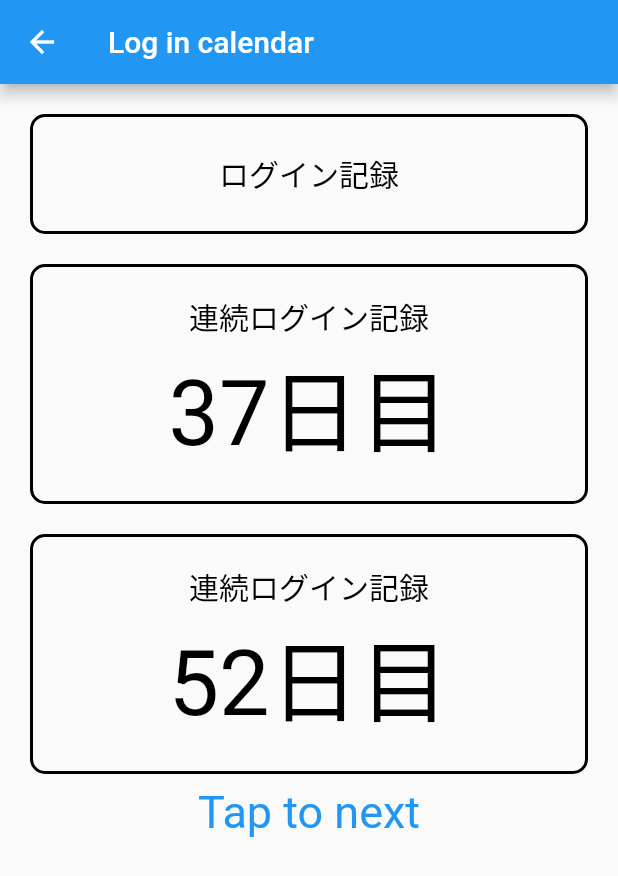
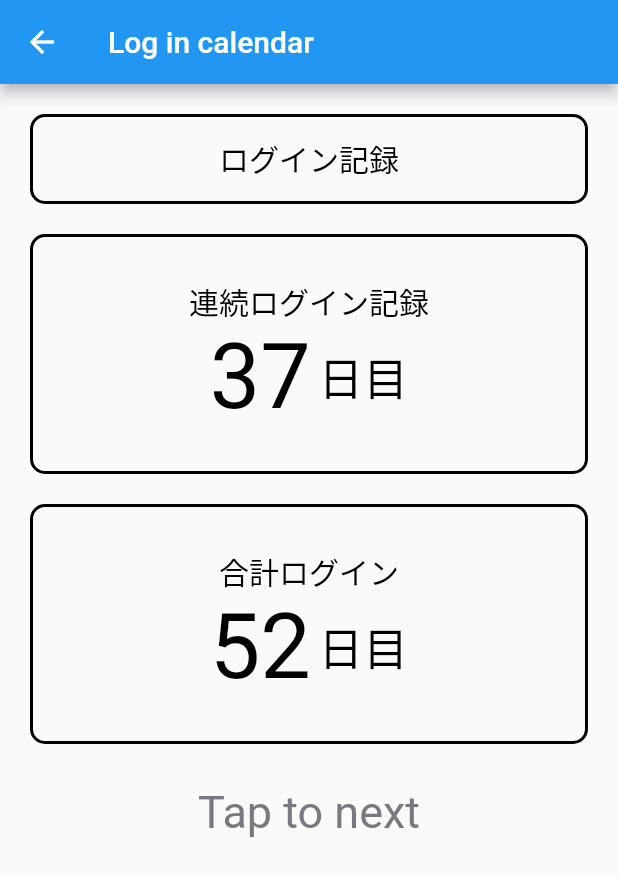
Before and after one commit to porink0424/benesse_hackathon, a Flutter app: the Login screen opened by its route, on a phone screen of 412 x 824 dp. Shown: the top 876 px of the screen. Run offline on Flutter 3.47's test engine with Material 2 defaults, Android fonts, the phone set to English and light mode, and no system bars.

Commit message:
Update Login.dart
fix: レイアウト調整(フォントサイズ)

```diff
--- a/lib/pages/Login.dart
+++ b/lib/pages/Login.dart
@@ -8,11 +8,12 @@ class Login extends StatelessWidget {
       appBar: AppBar(
         title: const Text('Log in calendar'),
       ),
+      // backgroundColor: const Color(0xF3E9D9FF),
       body: Column(
         children: [
           Container(
             width: double.infinity,
-            height: 80,
+            height: 60,
             margin: EdgeInsets.only(top: 20, left: 20 ,right: 20),
             decoration: BoxDecoration(
               borderRadius: BorderRadius.circular(10),
@@ -51,13 +52,29 @@ class Login extends StatelessWidget {
                     color: Colors.black,
                   ),
                 ),
+                Row(
+                  mainAxisAlignment: MainAxisAlignment.center,
+                  children: [
                     Text(
-                  '37日目',
+                      '37',
                       // textAlign: TextAlign.start,
                       style: TextStyle(
                         fontSize: 60,
                         color: Colors.black,
                       ),
+                    ),
+                    Padding(
+                      padding: EdgeInsets.only(left: 5),
+                      child: Text(
+                        '日目',
+                        // textAlign: TextAlign.start,
+                        style: TextStyle(
+                          fontSize: 30,
+                          color: Colors.black,
+                        ),
+                      ),
+                    )
+                  ],
                 ),
               ],
             ),
@@ -74,35 +91,56 @@ class Login extends StatelessWidget {
               mainAxisAlignment: MainAxisAlignment.center,
               children: [
                 Text(
-                  '連続ログイン記録',
+                  '合計ログイン',
+
                   // textAlign: TextAlign.start,
                   style: TextStyle(
                     fontSize: 20,
                     color: Colors.black,
                   ),
                 ),
+                Row(
+                  mainAxisAlignment: MainAxisAlignment.center,
+                  children: [
                     Text(
-                  '52日目',
+                      '52',
                       // textAlign: TextAlign.start,
                       style: TextStyle(
                         fontSize: 60,
                         color: Colors.black,
                       ),
                     ),
+                    Padding(
+                      padding: EdgeInsets.only(left: 5),
+                      child: Text(
+                        '日目',
+                        // textAlign: TextAlign.start,
+                        style: TextStyle(
+                          fontSize: 30,
+                          color: Colors.black,
+                        ),
+                      ),
+                    )
+                  ],
+                ),
               ],
             ),
           ),
-          TextButton(
+          Container(
+            width: double.infinity,
+            // height: 10,
+            margin: EdgeInsets.only(top: 20, left: 20 ,right: 20),
+            child: TextButton(
                 onPressed: () {
                   Navigator.pushNamed(context, ROUTE.MYPAGE);
                 },
                 child: Text("Tap to next"),
                 style: TextButton.styleFrom(
                   textStyle: const TextStyle(fontSize: 30),
-              foregroundColor: Colors.blue, // foreground
-              fixedSize: Size(200, 100),
+                  foregroundColor: Color(0xF375717A), // foreground
                   alignment: Alignment.topCenter,
                 )),
+          ),
         ],
       ),
     );
```
Lines whose indentation alone changed are shown as unchanged.
